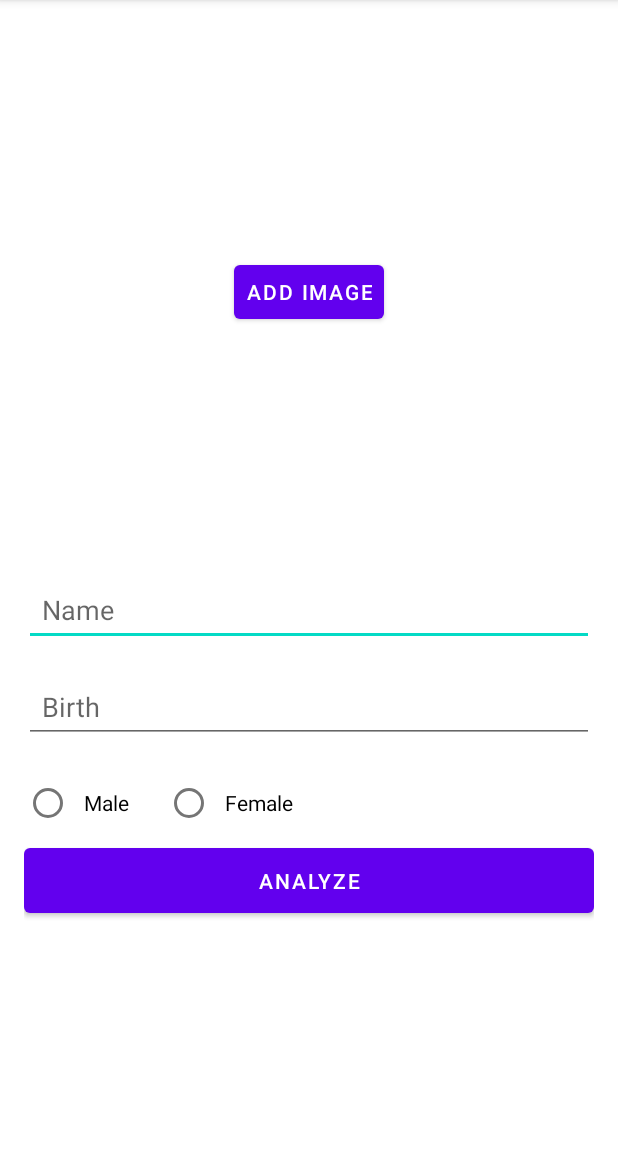
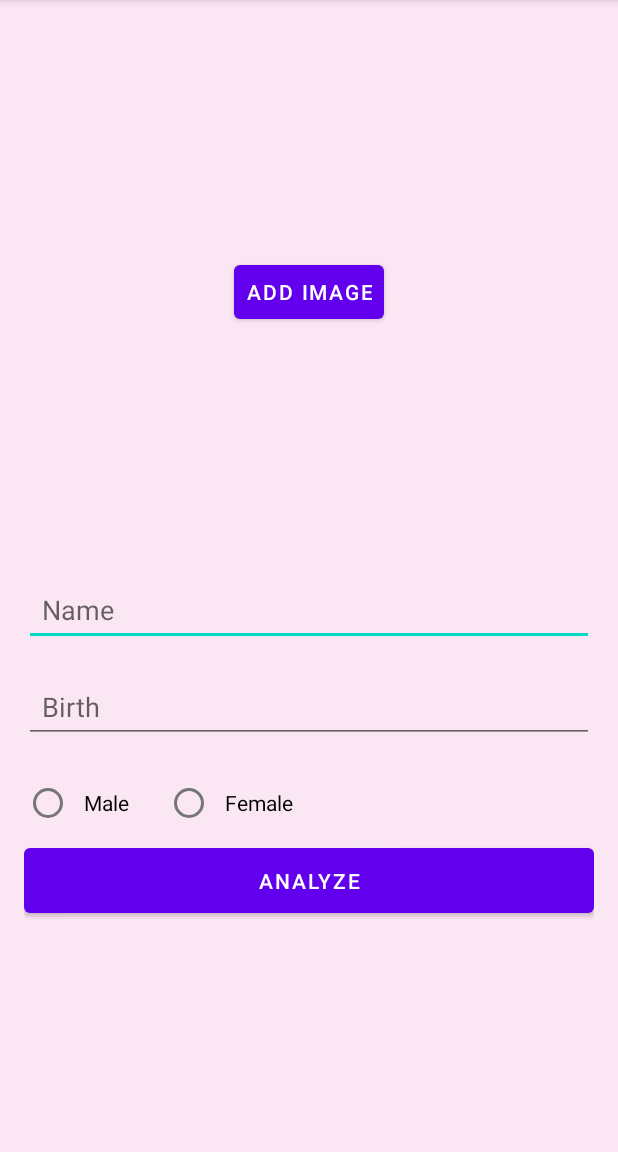
Before and after one commit to RafiRashya/TumoRanger-Backend, an Android app: the fragment ScanFragment shown on its own in the app's theme, on a phone screen of 412 x 824 dp, the part 84-1236 px from its top. Run offline under Robolectric (Android 15) with nearby library versions, the phone set to English and light mode, and no system bars; pictures from the network do not load; 1 statement that could not run was skipped.

Commit message:
Fix Design background v1

```diff
--- a/app/src/main/res/layout/activity_login.xml
+++ b/app/src/main/res/layout/activity_login.xml
@@ -9,7 +9,6 @@
     android:paddingTop="@dimen/activity_vertical_margin"
     android:paddingRight="@dimen/activity_horizontal_margin"
     android:paddingBottom="@dimen/activity_vertical_margin"
-    android:background="@color/pink"
     tools:context=".ui.login.LoginActivity">
 
     <EditText
--- a/app/src/main/res/layout/activity_main.xml
+++ b/app/src/main/res/layout/activity_main.xml
@@ -4,7 +4,6 @@
     android:id="@+id/container"
     android:layout_width="match_parent"
     android:layout_height="match_parent"
-    android:background="@color/pink"
     android:paddingTop="?attr/actionBarSize">
 
     <com.google.android.material.bottomnavigation.BottomNavigationView
--- a/app/src/main/res/layout/activity_register.xml
+++ b/app/src/main/res/layout/activity_register.xml
@@ -9,7 +9,6 @@
     android:paddingTop="@dimen/activity_vertical_margin"
     android:paddingRight="@dimen/activity_horizontal_margin"
     android:paddingBottom="@dimen/activity_vertical_margin"
-    android:background="@color/pink"
     tools:context=".ui.login.LoginActivity">
 
     <EditText
--- a/app/src/main/res/layout/fragment_scan.xml
+++ b/app/src/main/res/layout/fragment_scan.xml
@@ -109,7 +109,6 @@
                 android:layout_width="0dp"
                 android:layout_height="wrap_content"
                 android:text="@string/analyze"
-                android:textColor="@color/white"
                 android:padding="12dp"
                 app:layout_constraintBottom_toBottomOf="parent"
                 app:layout_constraintStart_toStartOf="parent"
--- a/app/src/main/res/values/colors.xml
+++ b/app/src/main/res/values/colors.xml
@@ -8,4 +8,5 @@
     <color name="black">#FF000000</color>
     <color name="white">#FFFFFFFF</color>
     <color name="pink">#FBE6F3</color>
+    <color name="transparent">#00000000</color>
 </resources>
--- a/app/src/main/res/values/themes.xml
+++ b/app/src/main/res/values/themes.xml
@@ -12,5 +12,6 @@
         <!-- Status bar color. -->
         <item name="android:statusBarColor">?attr/colorPrimaryVariant</item>
         <!-- Customize your theme here. -->
+        <item name="android:windowBackground">@color/pink</item>
     </style>
 </resources>
```
